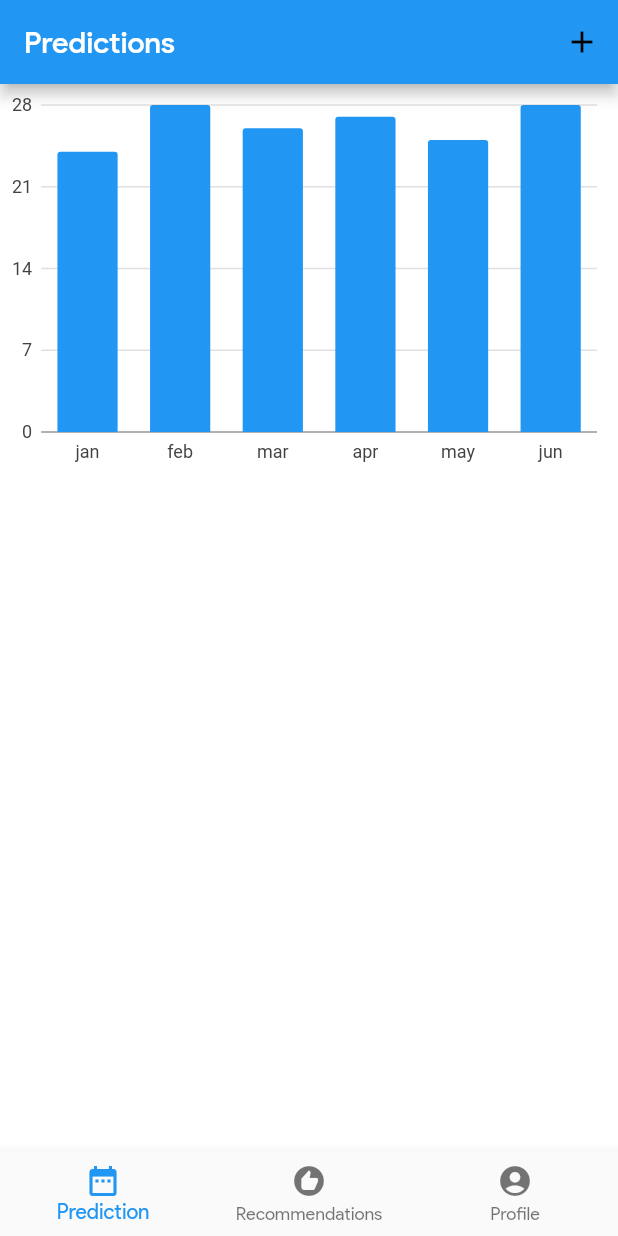
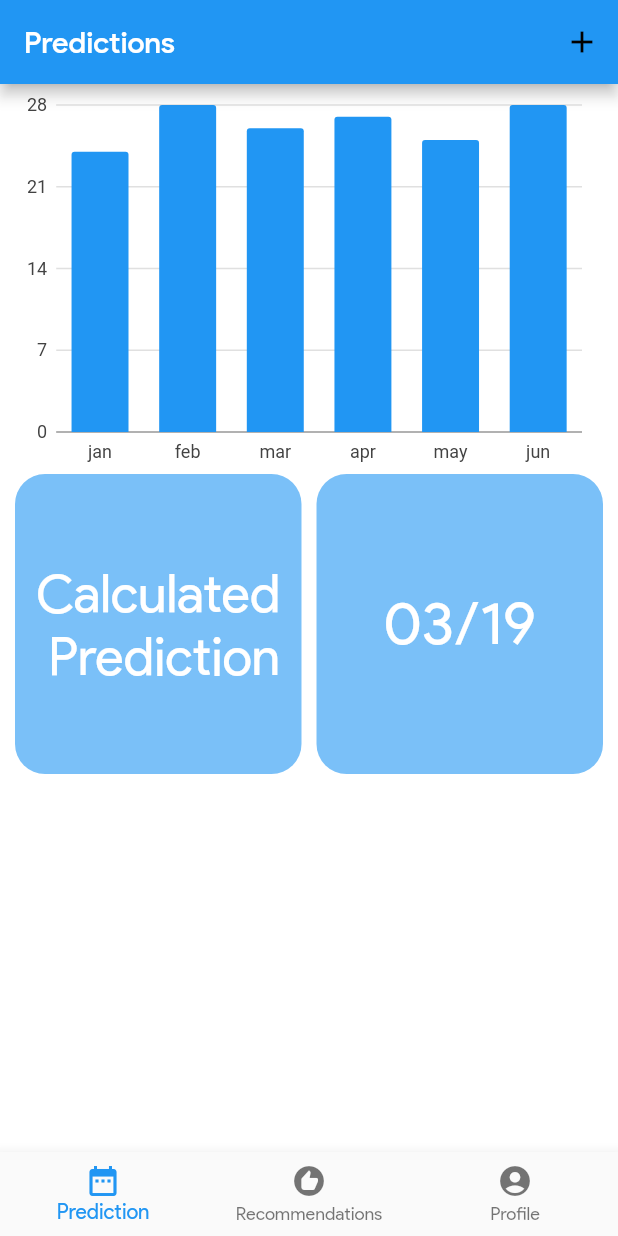
Before and after one commit to Mystic-Trooper/Red-Days, a Flutter app: the screen it shows after launch, on a phone screen of 412 x 824 dp. Run offline on Flutter 3.47's test engine with Material 2 defaults, Android fonts, the phone set to English and light mode, and no system bars; our stand-ins replace charts_flutter.

Commit message:
prediction date added,margin in bargraph added

```diff
--- a/lib/Screen/Home/home_screen.dart
+++ b/lib/Screen/Home/home_screen.dart
@@ -10,9 +10,60 @@ class HomeScreen extends StatelessWidget {
         title: Text("Predictions"),
         actions: [IconButton(icon: Icon(Icons.add), onPressed: () {})],
       ),
-      body: Container(
-        child: BarGraphTrack(),
-        height: 260,
+      body: Column(
+        children: [
+          Container(
+            child: BarGraphTrack(),
+            height: 260,
+            margin: EdgeInsets.symmetric(horizontal: 10),
+          ),
+          Container(
+            margin: EdgeInsets.symmetric(horizontal: 10),
+            child: Row(
+                mainAxisAlignment: MainAxisAlignment.spaceEvenly,
+                children: [
+                  Expanded(
+                    child: Container(
+                      decoration: BoxDecoration(
+                        color: Colors.blue.withOpacity(0.6),
+                        borderRadius: BorderRadius.circular(20),
+                      ),
+                      height: 200,
+                      alignment: Alignment.center,
+                      child: Text(
+                        'Calculated \n Prediction',
+                        textAlign: TextAlign.center,
+                        style: TextStyle(
+                          color: Colors.white,
+                          fontSize: 35,
+                        ),
+                      ),
+                    ),
+                  ),
+                  SizedBox(
+                    width: 10,
+                  ),
+                  Expanded(
+                    child: Container(
+                      decoration: BoxDecoration(
+                        color: Colors.blue.withOpacity(0.6),
+                        borderRadius: BorderRadius.circular(20),
+                      ),
+                      height: 200,
+                      alignment: Alignment.center,
+                      child: Text(
+                        '03/19',
+                        textAlign: TextAlign.center,
+                        style: TextStyle(
+                          color: Colors.white,
+                          fontSize: 40,
+                        ),
+                      ),
+                    ),
+                  ),
+                ]),
+          ),
+        ],
       ),
       bottomNavigationBar: BottomNavigationBar(
         items: const <BottomNavigationBarItem>[
```
